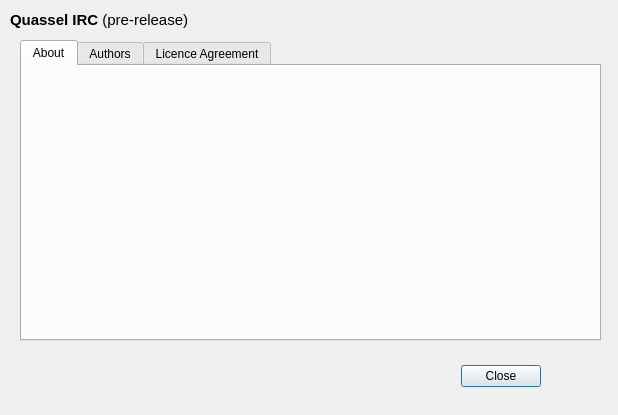
Before: the Qt Designer form src/qtui/ui/aboutdlg.ui in quassel/quassel, drawn with Qt 5.
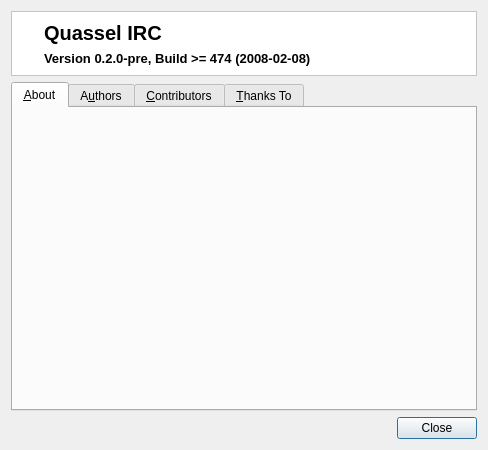
After: the same form once the commit is applied. Icons and pictures are not drawn.

Commit message: Added a shiny new AboutDlg

Diff of the .ui file:
```diff
--- a/src/qtui/ui/aboutdlg.ui
+++ b/src/qtui/ui/aboutdlg.ui
@@ -8,83 +8,193 @@
    <rect>
     <x>0</x>
     <y>0</y>
-    <width>618</width>
-    <height>415</height>
+    <width>488</width>
+    <height>450</height>
    </rect>
   </property>
   <property name="windowTitle" >
    <string>About Quassel</string>
   </property>
-  <widget class="QLabel" name="label" >
-   <property name="geometry" >
-    <rect>
-     <x>10</x>
-     <y>10</y>
-     <width>351</width>
-     <height>20</height>
-    </rect>
-   </property>
-   <property name="text" >
-    <string>&lt;html>&lt;head>&lt;meta name="qrichtext" content="1" />&lt;style type="text/css">
+  <layout class="QVBoxLayout" >
+   <item>
+    <widget class="QFrame" name="frame" >
+     <property name="styleSheet" >
+      <string>background:white;</string>
+     </property>
+     <property name="frameShape" >
+      <enum>QFrame::StyledPanel</enum>
+     </property>
+     <property name="frameShadow" >
+      <enum>QFrame::Sunken</enum>
+     </property>
+     <layout class="QVBoxLayout" >
+      <item>
+       <layout class="QHBoxLayout" >
+        <item>
+         <widget class="QLabel" name="label_2" >
+          <property name="text" >
+           <string/>
+          </property>
+          <property name="pixmap" >
+           <pixmap resource="../../icons/icons.qrc" >:/icons/quassel-icon.png</pixmap>
+          </property>
+          <property name="scaledContents" >
+           <bool>false</bool>
+          </property>
+         </widget>
+        </item>
+        <item>
+         <layout class="QVBoxLayout" >
+          <property name="leftMargin" >
+           <number>10</number>
+          </property>
+          <item>
+           <widget class="QLabel" name="label" >
+            <property name="font" >
+             <font/>
+            </property>
+            <property name="text" >
+             <string>&lt;html>&lt;head>&lt;meta name="qrichtext" content="1" />&lt;style type="text/css">
 p, li { white-space: pre-wrap; }
-&lt;/style>&lt;/head>&lt;body style=" font-family:'Bitstream Vera Sans'; font-size:11pt; font-weight:400; font-style:normal; text-decoration:none;">
-&lt;p style=" margin-top:0px; margin-bottom:0px; margin-left:0px; margin-right:0px; -qt-block-indent:0; text-indent:0px;">&lt;span style=" font-weight:600;">Quassel IRC &lt;/span>(pre-release)&lt;/p>&lt;/body>&lt;/html></string>
-   </property>
-  </widget>
-  <widget class="QDialogButtonBox" name="buttonBox" >
-   <property name="geometry" >
-    <rect>
-     <x>200</x>
-     <y>360</y>
-     <width>341</width>
-     <height>32</height>
-    </rect>
-   </property>
-   <property name="orientation" >
-    <enum>Qt::Horizontal</enum>
-   </property>
-   <property name="standardButtons" >
-    <set>QDialogButtonBox::Close</set>
-   </property>
-  </widget>
-  <widget class="QTabWidget" name="tabWidget" >
-   <property name="geometry" >
-    <rect>
-     <x>20</x>
-     <y>40</y>
-     <width>581</width>
-     <height>301</height>
-    </rect>
-   </property>
-   <property name="currentIndex" >
-    <number>0</number>
-   </property>
-   <widget class="QWidget" name="aboutTab" >
-    <attribute name="title" >
-     <string>About</string>
-    </attribute>
-   </widget>
-   <widget class="QWidget" name="authorsTab" >
-    <attribute name="title" >
-     <string>Authors</string>
-    </attribute>
-   </widget>
-   <widget class="QWidget" name="licenceTab" >
-    <attribute name="title" >
-     <string>Licence Agreement</string>
-    </attribute>
-    <widget class="QTextBrowser" name="textBrowser" >
-     <property name="geometry" >
-      <rect>
-       <x>10</x>
-       <y>10</y>
-       <width>561</width>
-       <height>251</height>
-      </rect>
+&lt;/style>&lt;/head>&lt;body style=" font-family:'DejaVu Sans'; font-size:15pt; font-weight:600; font-style:normal;">
+&lt;p style=" margin-top:0px; margin-bottom:0px; margin-left:0px; margin-right:0px; -qt-block-indent:0; text-indent:0px;">Quassel IRC&lt;/p>&lt;/body>&lt;/html></string>
+            </property>
+            <property name="textFormat" >
+             <enum>Qt::AutoText</enum>
+            </property>
+           </widget>
+          </item>
+          <item>
+           <widget class="QLabel" name="versionLabel" >
+            <property name="font" >
+             <font/>
+            </property>
+            <property name="text" >
+             <string>&lt;html>&lt;head>&lt;meta name="qrichtext" content="1" />&lt;style type="text/css">
+p, li { white-space: pre-wrap; }
+&lt;/style>&lt;/head>&lt;body style=" font-family:'DejaVu Sans'; font-size:10pt; font-weight:600; font-style:normal;">
+&lt;p style=" margin-top:0px; margin-bottom:0px; margin-left:0px; margin-right:0px; -qt-block-indent:0; text-indent:0px;">Version 0.2.0-pre, Build &amp;gt;= 474 (2008-02-08)&lt;/p>&lt;/body>&lt;/html></string>
+            </property>
+           </widget>
+          </item>
+         </layout>
+        </item>
+        <item>
+         <spacer>
+          <property name="orientation" >
+           <enum>Qt::Horizontal</enum>
+          </property>
+          <property name="sizeHint" >
+           <size>
+            <width>40</width>
+            <height>20</height>
+           </size>
+          </property>
+         </spacer>
+        </item>
+       </layout>
+      </item>
+     </layout>
+    </widget>
+   </item>
+   <item>
+    <widget class="QTabWidget" name="tabWidget" >
+     <property name="currentIndex" >
+      <number>0</number>
      </property>
+     <widget class="QWidget" name="aboutTab" >
+      <attribute name="title" >
+       <string>&amp;About</string>
+      </attribute>
+      <layout class="QVBoxLayout" >
+       <item>
+        <widget class="QTextBrowser" name="aboutTextBrowser" >
+         <property name="styleSheet" >
+          <string>QTextBrowser { background:transparent;}</string>
+         </property>
+         <property name="frameShape" >
+          <enum>QFrame::NoFrame</enum>
+         </property>
+         <property name="openExternalLinks" >
+          <bool>true</bool>
+         </property>
+        </widget>
+       </item>
+      </layout>
+     </widget>
+     <widget class="QWidget" name="authorsTab" >
+      <attribute name="title" >
+       <string>A&amp;uthors</string>
+      </attribute>
+      <layout class="QVBoxLayout" >
+       <item>
+        <widget class="QTextBrowser" name="authorTextBrowser" >
+         <property name="styleSheet" >
+          <string>QTextBrowser { background:transparent;}</string>
+         </property>
+         <property name="frameShape" >
+          <enum>QFrame::NoFrame</enum>
+         </property>
+         <property name="openExternalLinks" >
+          <bool>true</bool>
+         </property>
+        </widget>
+       </item>
+      </layout>
+     </widget>
+     <widget class="QWidget" name="tab_2" >
+      <attribute name="title" >
+       <string>&amp;Contributors</string>
+      </attribute>
+      <layout class="QVBoxLayout" >
+       <item>
+        <widget class="QTextBrowser" name="contributorTextBrowser" >
+         <property name="styleSheet" >
+          <string>QTextBrowser { background:transparent;}</string>
+         </property>
+         <property name="frameShape" >
+          <enum>QFrame::NoFrame</enum>
+         </property>
+         <property name="openExternalLinks" >
+          <bool>true</bool>
+         </property>
+        </widget>
+       </item>
+      </layout>
+     </widget>
+     <widget class="QWidget" name="tab" >
+      <attribute name="title" >
+       <string>&amp;Thanks To</string>
+      </attribute>
+      <layout class="QVBoxLayout" >
+       <item>
+        <widget class="QTextBrowser" name="thanksToTextBrowser" >
+         <property name="styleSheet" >
+          <string>QTextBrowser { background:transparent;}</string>
+         </property>
+         <property name="frameShape" >
+          <enum>QFrame::NoFrame</enum>
+         </property>
+         <property name="openExternalLinks" >
+          <bool>true</bool>
+         </property>
+        </widget>
+       </item>
+      </layout>
+     </widget>
     </widget>
-   </widget>
-  </widget>
+   </item>
+   <item>
+    <widget class="QDialogButtonBox" name="buttonBox" >
+     <property name="orientation" >
+      <enum>Qt::Horizontal</enum>
+     </property>
+     <property name="standardButtons" >
+      <set>QDialogButtonBox::Close</set>
+     </property>
+    </widget>
+   </item>
+  </layout>
  </widget>
  <resources/>
  <connections>
```
Left out of the diff: 4 changed lines with no effect on the pictures. The commit also changes 8 other files.
